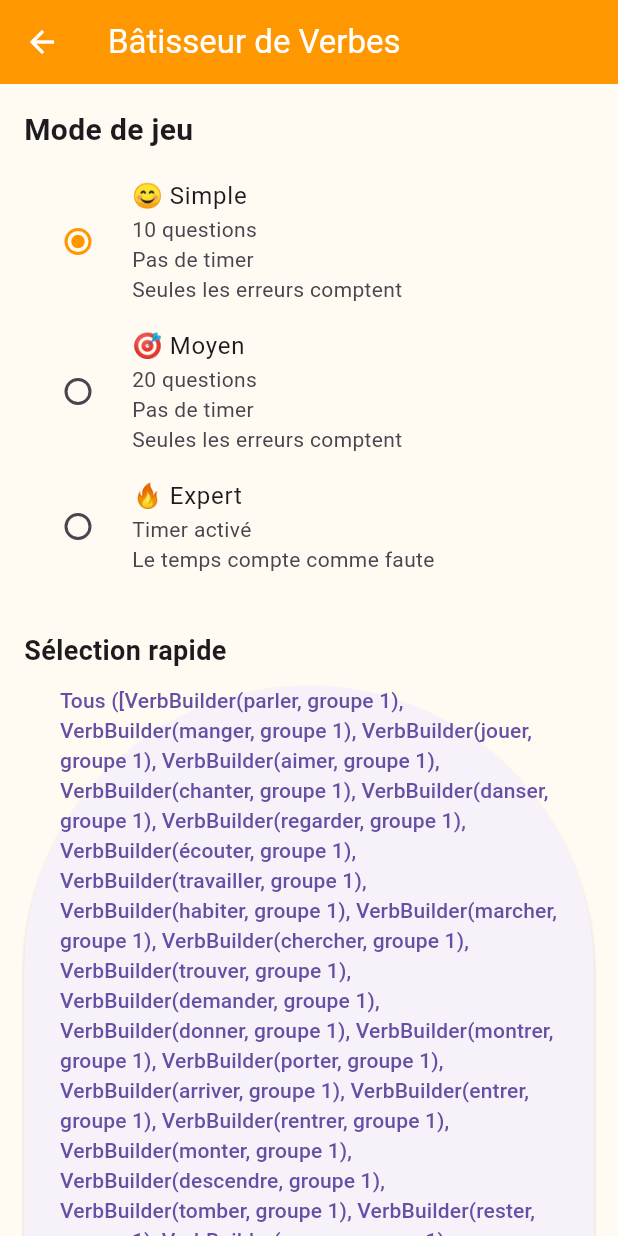
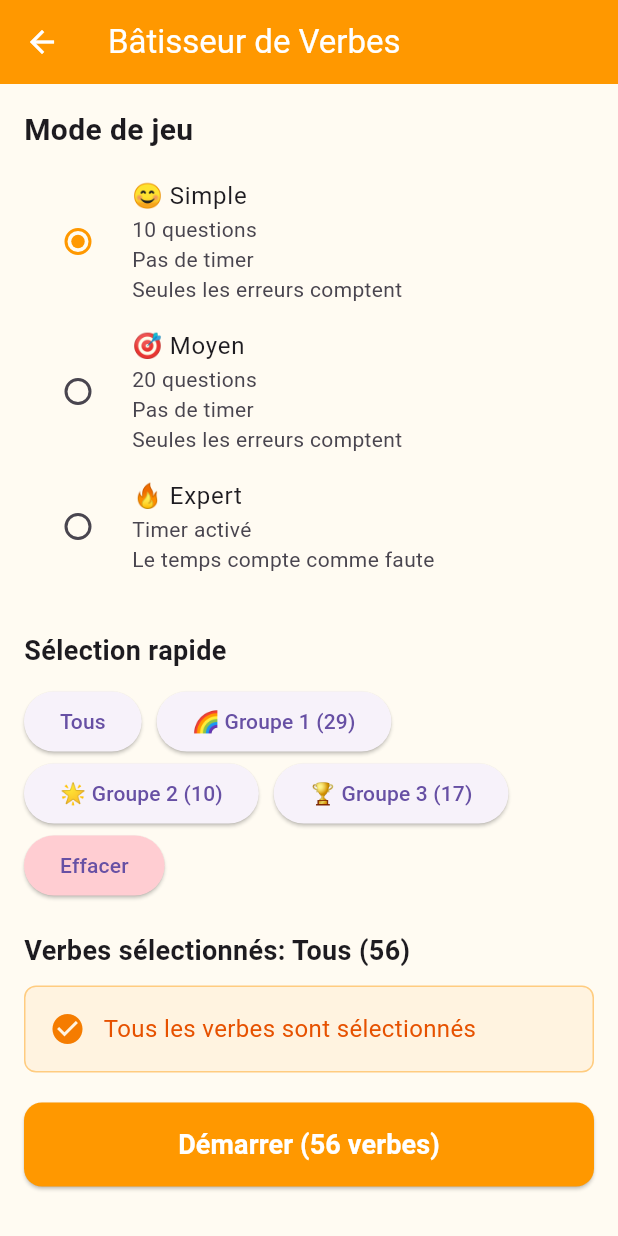
Before and after one commit to kevindjf/conjugo, a Flutter app: the VerbBuilderSetupPage screen opened directly, on a phone screen of 412 x 824 dp. Run offline on Flutter 3.47's test engine with Material 3 defaults, Android fonts, the phone set to English and light mode, and no system bars; our stand-ins replace audioplayers, flutter_riverpod.

Commit message:
fix error label

```diff
--- a/lib/screens/verb_builder_setup_page.dart
+++ b/lib/screens/verb_builder_setup_page.dart
@@ -1,8 +1,9 @@
 import 'package:flutter/material.dart';
 import 'package:flutter_riverpod/flutter_riverpod.dart';
+
+import '../data/verb_builder_repository.dart';
 import '../models/verb_builder.dart';
 import '../models/verb_builder_config.dart';
-import '../data/verb_builder_repository.dart';
 import 'verb_builder_page.dart';
 
 /// Page de configuration du Bâtisseur de Verbes
@@ -149,7 +150,7 @@ class _VerbBuilderSetupPageState extends ConsumerState<VerbBuilderSetupPage> {
                   _selectedVerbs = _allVerbs.map((v) => v.infinitif).toSet();
                 });
               },
-              child: Text('Tous ($_allVerbs.length)'),
+              child: Text('Tous'),
             ),
             ElevatedButton(
               onPressed: () {
@@ -202,8 +203,8 @@ class _VerbBuilderSetupPageState extends ConsumerState<VerbBuilderSetupPage> {
   Widget _buildVerbsList() {
     // Si tous les verbes sont sélectionnés, afficher un message simplifié
     final allSelected = _allVerbs.isNotEmpty &&
-                        _selectedVerbs.length == _allVerbs.length &&
-                        _allVerbs.every((v) => _selectedVerbs.contains(v.infinitif));
+        _selectedVerbs.length == _allVerbs.length &&
+        _allVerbs.every((v) => _selectedVerbs.contains(v.infinitif));
 
     if (allSelected) {
       return Column(
```
